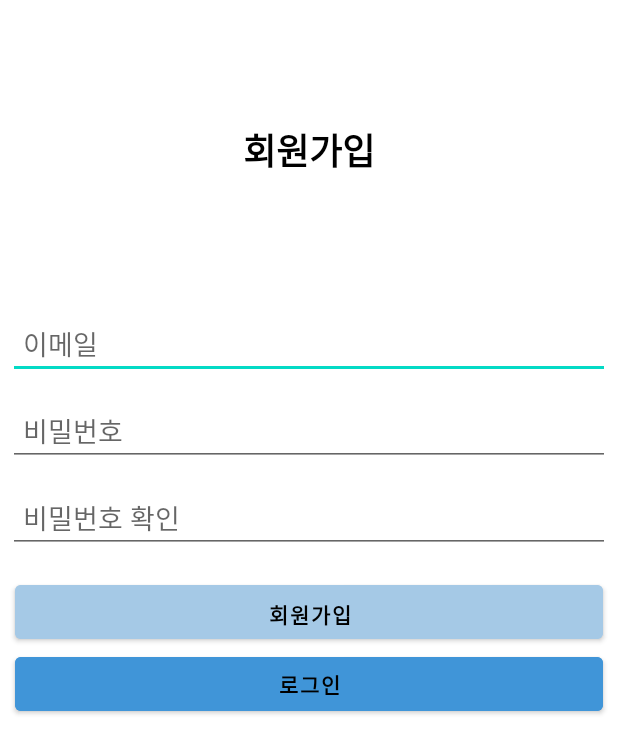
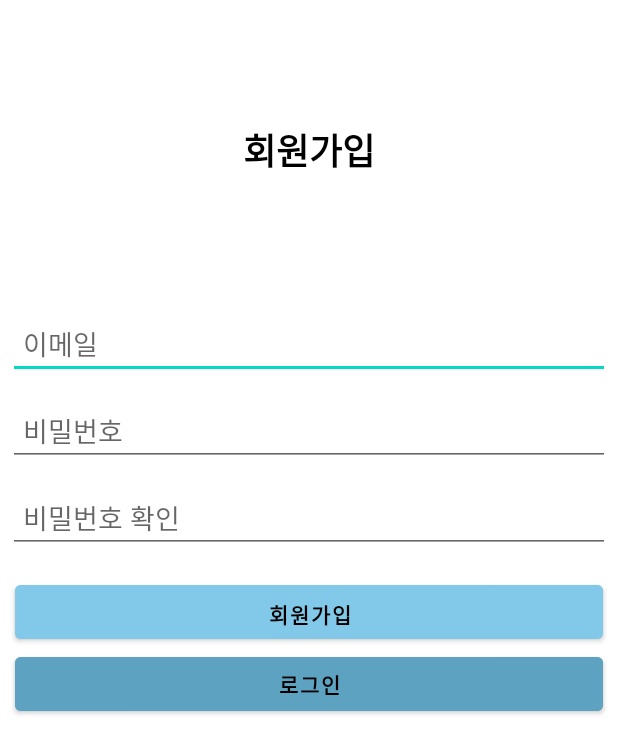
Before and after one commit to Hiksang/1-N, an Android app: the layout activity_sign_up.xml on its own in the app's theme, with its tools: preview values and no code run, on a phone screen of 412 x 824 dp. Shown: the top 754 px of the screen. Run offline under Robolectric (Android 15) with nearby library versions, the phone set to English and light mode, and no system bars.

Commit message:
first page

```diff
--- a/app/build.gradle
+++ b/app/build.gradle
@@ -40,6 +40,7 @@ dependencies {
     implementation 'com.google.firebase:firebase-firestore:24.1.2'
     implementation 'com.github.bootpay:android:+'
     implementation group: 'com.google.code.gson', name: 'gson', version: '2.9.0'
+    implementation 'androidx.core:core-splashscreen:1.0.0-beta01'
 
 
     testImplementation 'junit:junit:4.13.2'
--- a/app/src/main/java/com/example/n1_project/LoginActivity.java
+++ b/app/src/main/java/com/example/n1_project/LoginActivity.java
@@ -4,6 +4,7 @@ import android.content.Intent;
 import android.os.Bundle;
 import android.util.Log;
 import android.view.View;
+import android.view.WindowManager;
 import android.widget.EditText;
 import android.widget.Toast;
 
--- a/app/src/main/java/com/example/n1_project/MainActivity.java
+++ b/app/src/main/java/com/example/n1_project/MainActivity.java
@@ -3,6 +3,7 @@ package com.example.n1_project;
 import android.content.Intent;
 import android.os.Bundle;
 import android.view.View;
+import android.view.WindowManager;
 import android.widget.Button;
 
 import androidx.appcompat.app.AppCompatActivity;
@@ -15,10 +16,9 @@ public class MainActivity extends AppCompatActivity {
     @Override
     protected void onCreate(Bundle savedInstanceState) {
         super.onCreate(savedInstanceState);
+
         setContentView(R.layout.activity_main);
-
-        btn_4 = findViewById(R.id.btn_4);
-        btn_4.setOnClickListener(new View.OnClickListener() {
+        findViewById(R.id.btn_4).setOnClickListener(new View.OnClickListener() {
             @Override
             public void onClick(View view) {
                 Intent intent = new Intent(MainActivity.this , Teammake.class);
--- a/app/src/main/java/com/example/n1_project/NativeActivity.java
+++ b/app/src/main/java/com/example/n1_project/NativeActivity.java
@@ -4,6 +4,7 @@ import android.content.Context;
 import android.os.Bundle;
 import android.util.Log;
 import android.view.View;
+import android.view.WindowManager;
 import android.widget.EditText;
 import android.widget.Spinner;
 
@@ -40,6 +41,8 @@ public class NativeActivity extends AppCompatActivity {
     @Override
     protected void onCreate(@Nullable Bundle savedInstanceState) {
         super.onCreate(savedInstanceState);
+        getWindow().setFlags(WindowManager.LayoutParams.FLAG_FULLSCREEN,
+                WindowManager.LayoutParams.FLAG_FULLSCREEN);
         setContentView(R.layout.activity_native);
 
         this.context = this;
--- a/app/src/main/java/com/example/n1_project/SignUpActivity.java
+++ b/app/src/main/java/com/example/n1_project/SignUpActivity.java
@@ -3,6 +3,7 @@ package com.example.n1_project;
 import android.content.Intent;
 import android.os.Bundle;
 import android.view.View;
+import android.view.WindowManager;
 import android.widget.EditText;
 import android.widget.Toast;
 
--- /dev/null
+++ b/app/src/main/res/drawable/splash.xml
@@ -0,0 +1,11 @@
+<?xml version="1.0" encoding="utf-8"?>
+<layer-list xmlns:android="http://schemas.android.com/apk/res/android">
+    <item android:drawable="@color/white" />
+    <item android:gravity="center">
+        <bitmap
+            android:src="@drawable/logo"
+            android:gravity="top"/>
+    </item>
+
+
+</layer-list>
--- a/app/src/main/res/layout/activity_sign_up.xml
+++ b/app/src/main/res/layout/activity_sign_up.xml
@@ -58,7 +58,7 @@
             android:layout_marginTop="10dp"
             android:layout_marginEnd="10dp"
             android:layout_marginRight="5dp"
-            android:backgroundTint="#A5C9E6"
+            android:backgroundTint="#82C8E8"
             android:paddingBottom="1dp"
             android:text="회원가입"
             android:textColor="#000000"
@@ -70,7 +70,7 @@
             android:layout_height="wrap_content"
             android:layout_marginStart="10dp"
             android:layout_marginEnd="10dp"
-            android:backgroundTint="#4095D8"
+            android:backgroundTint="#5EA2C1"
             android:text="로그인"
             android:textColor="#000000"
             android:textStyle="bold" />
--- a/app/src/main/res/values-night/themes.xml
+++ b/app/src/main/res/values-night/themes.xml
@@ -12,5 +12,7 @@
         <!-- Status bar color. -->
         <item name="android:statusBarColor" tools:targetApi="l">?attr/colorPrimaryVariant</item>
         <!-- Customize your theme here. -->
+        <item name="windowNoTitle">true</item>
+        <item name="windowActionBar">false</item>
     </style>
 </resources>
--- a/app/src/main/res/values/themes.xml
+++ b/app/src/main/res/values/themes.xml
@@ -12,5 +12,13 @@
         <!-- Status bar color. -->
         <item name="android:statusBarColor" tools:targetApi="l">?attr/colorPrimaryVariant</item>
         <!-- Customize your theme here. -->
+        <item name="windowNoTitle">true</item>
+
+
     </style>
+
+    <style name="SplashTheme" parent="Theme.AppCompat.NoActionBar">
+        <item name="android:windowBackground">@drawable/splash</item>
+    </style>
+
 </resources>
```
Also changed, not shown: app/src/main/AndroidManifest.xml (+21 -14 lines), app/src/main/java/com/example/n1_project/SplashActivity.java (added, +25 -0 lines), app/src/main/res/layout/activity_main.xml (+7 -17 lines), app/src/main/res/drawable/logo.png (added), 2 other files.
